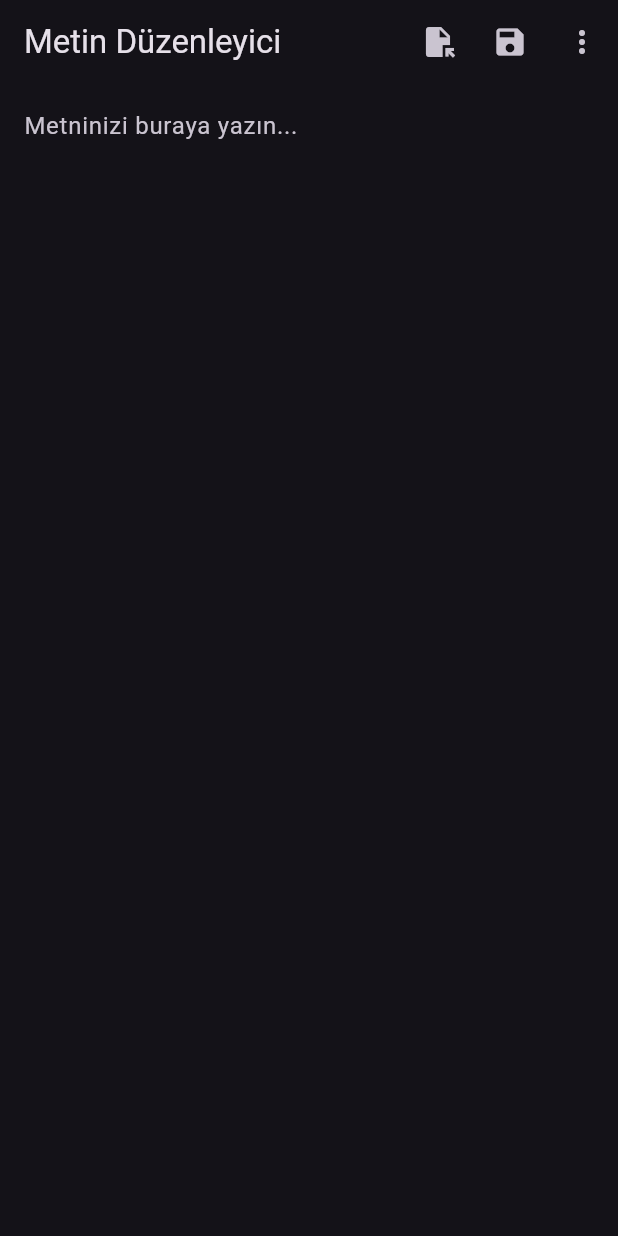
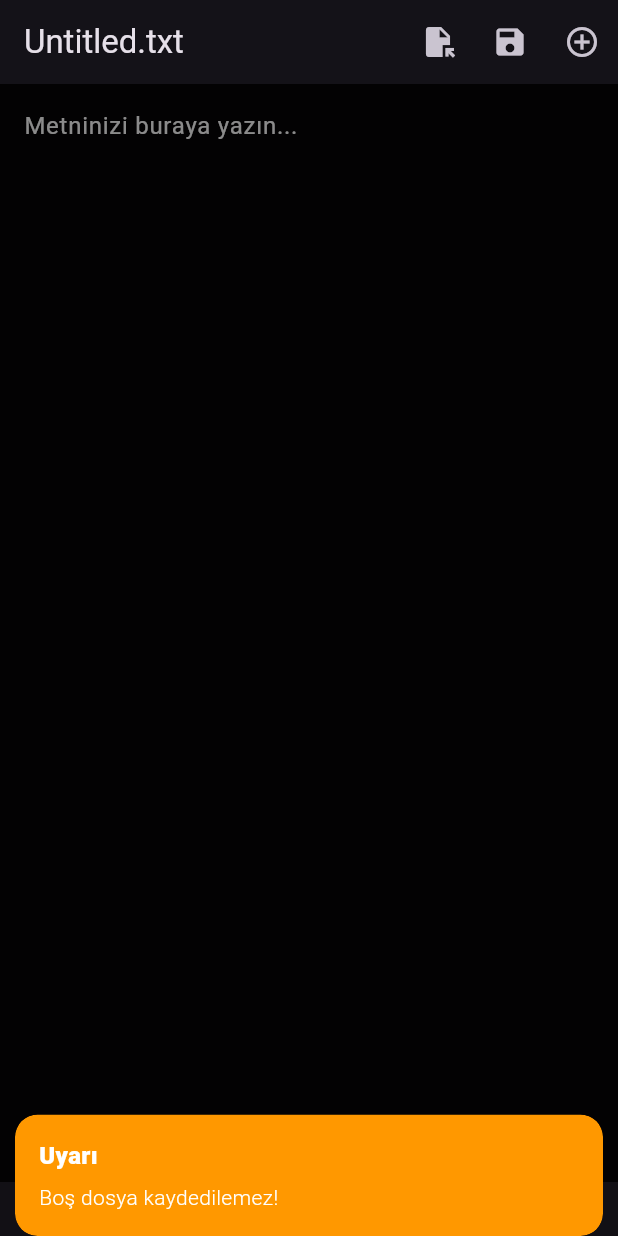
Before and after one commit to enesbaskayaa/simple_text_editor_app, a Flutter app: the screen it shows after launch, after a tap on the "save" icon, on a phone screen of 412 x 824 dp. Run offline on Flutter 3.47's test engine with Material 3 defaults, Android fonts, the phone set to English and light mode, and no system bars; our stand-ins replace file_picker, get.

Commit message:
feat: enhance text editor functionality; add change tracking, file handling improvements, and UI updates

```diff
--- a/lib/controller/controller.dart
+++ b/lib/controller/controller.dart
@@ -1,3 +1,5 @@
+import 'dart:convert';
+import 'dart:developer';
 import 'dart:io';
 
 import 'package:file_picker/file_picker.dart';
@@ -8,32 +10,29 @@ import 'package:path_provider/path_provider.dart';
 class TextEditorController extends GetxController {
   final Rx<File?> currentFile = Rx<File?>(null);
   final RxString fileContent = ''.obs;
+  final RxString savedContent = ''.obs;
+  final RxString fileName = 'Untitled.txt'.obs;
+  final RxBool hasChanges = false.obs;
   final TextEditingController textEditingController = TextEditingController();
 
   @override
   void onInit() {
     super.onInit();
-
-    /// İlk açılışta TextField içeriğini ayarla
     textEditingController.text = fileContent.value;
-
-    /// Kullanıcı değişiklik yaptıkça RxString'i güncelle
-    textEditingController.addListener(() {
-      if (fileContent.value != textEditingController.text) {
-        fileContent.value = textEditingController.text;
-      }
-    });
+    setupContentListener();
   }
 
   void updateContent(String content) {
     if (fileContent.value != content) {
       fileContent.value = content;
       if (textEditingController.text != content) {
-        textEditingController.text = content;
-        textEditingController.selection = TextSelection.fromPosition(
-          TextPosition(offset: content.length),
-        ); // 🔥 İmleci sona getir
+        textEditingController.value = TextEditingValue(
+          text: content,
+          selection: TextSelection.collapsed(offset: content.length),
+        );
       }
+      // Değişiklikleri kontrol et
+      hasChanges.value = fileContent.value != savedContent.value;
     }
   }
 
@@ -41,6 +40,29 @@ class TextEditorController extends GetxController {
   void onClose() {
     textEditingController.dispose();
     super.onClose();
+  }
+
+  void setupContentListener() {
+    textEditingController.addListener(() {
+      final currentText = textEditingController.text;
+      fileContent.value = currentText;
+      hasChanges.value = currentText != savedContent.value;
+    });
+  }
+
+  String get windowTitle {
+    return hasChanges.value ? '${fileName.value}*' : fileName.value;
+  }
+
+  Future<String> get platformSpecificDirectory async {
+    if (Platform.isAndroid) {
+      final dir = await getExternalStorageDirectory();
+      return '${dir?.path}/Documents';
+    } else if (Platform.isIOS) {
+      final dir = await getApplicationDocumentsDirectory();
+      return dir.path;
+    }
+    return (await getApplicationDocumentsDirectory()).path;
   }
 
   Future<void> openFile() async {
@@ -78,104 +100,89 @@ class TextEditorController extends GetxController {
 
   Future<void> saveFile() async {
     try {
-      File? file = currentFile.value;
-      if (file != null) {
-        debugPrint("💾 Kaydedilen dosya yolu: ${file.path}");
+      // Boş içerik kontrolü (sadece yeni dosyalar için)
+      if (currentFile.value == null && fileContent.value.isEmpty) {
+        Get.snackbar(
+          'Uyarı',
+          'Boş dosya kaydedilemez!',
+          snackPosition: SnackPosition.BOTTOM,
+          backgroundColor: Colors.orange,
+        );
+        return;
+      }
 
-        var raf = file.openSync(mode: FileMode.write);
-        raf.writeStringSync(fileContent.value);
-        raf.flushSync(); // 🔥 Disk senkronizasyonu sağlar
-        raf.closeSync();
+      if (currentFile.value == null) {
+        final bytes = utf8.encode(fileContent.value);
 
-        // Dosyanın içeriğini tekrar okuyarak güncelle
-        String savedContent = await file.readAsString();
-        updateContent(savedContent); // 🔥 İçeriği güncelle
-        debugPrint("💾 Kaydedilen içerik (Tekrar Okuma): $savedContent");
+        String? selectedPath = await FilePicker.platform.saveFile(
+          dialogTitle: 'Dosyayı Kaydet',
+          fileName: fileName.value.replaceAll('*', ''),
+          type: FileType.custom,
+          allowedExtensions: ['txt'],
+          bytes: bytes,
+        );
 
-        Get.snackbar('Başarılı', 'Dosya kaydedildi');
+        if (selectedPath != null) {
+          if (!selectedPath.endsWith('.txt')) selectedPath += '.txt';
+          final newFile = File(selectedPath);
+
+          if (Platform.isWindows || Platform.isLinux || Platform.isMacOS) {
+            await newFile.writeAsString(fileContent.value);
+          }
+
+          currentFile.value = newFile;
+          fileName.value = newFile.path.split('/').last;
+          savedContent.value = fileContent.value;
+          hasChanges.value = false;
+
+          Get.snackbar('Başarılı', 'Dosya kaydedildi: ${newFile.path}');
+        }
       } else {
-        final directory = await getApplicationDocumentsDirectory();
-        final newFile = File('${directory.path}/new_file_${DateTime.now().millisecondsSinceEpoch}.txt');
-        await newFile.writeAsString(fileContent.value);
-        currentFile.value = newFile;
-
-        // Yeni dosyanın içeriğini güncelle
-        String newContent = await newFile.readAsString();
-        updateContent(newContent); // 🔥 İçeriği güncelle
-        debugPrint("📂 Yeni dosya oluşturuldu: ${newFile.path}");
-        Get.snackbar('Başarılı', 'Yeni dosya kaydedildi');
+        await currentFile.value!.writeAsString(fileContent.value);
+        savedContent.value = fileContent.value;
+        hasChanges.value = false;
+        Get.snackbar('Başarılı', 'Değişiklikler kaydedildi');
       }
     } catch (e) {
-      debugPrint("Hata: $e");
-      Get.snackbar('Hata', 'Dosya kaydetme hatası: $e');
+      log('Dosya kaydetme hatası: $e');
+      Get.snackbar('Hata', 'Kaydetme başarısız: $e');
     }
   }
 
-  Future<void> saveToiCloud() async {
-    try {
-      final directory = await getApplicationSupportDirectory();
-      final iCloudPath = '${directory.path}/iCloud';
-
-      final iCloudDirectory = Directory(iCloudPath);
-      if (!await iCloudDirectory.exists()) {
-        await iCloudDirectory.create(recursive: true);
-      }
-
-      final fileName = currentFile.value?.path.split('/').last ?? 'new_file_${DateTime.now().millisecondsSinceEpoch}.txt';
-      final iCloudFile = File('$iCloudPath/$fileName');
-      await iCloudFile.writeAsString(fileContent.value);
-
-      Get.snackbar('Başarılı', 'Dosya iCloud\'a kaydedildi');
-    } catch (e) {
-      Get.snackbar('Hata', 'iCloud kaydetme hatası: $e');
-    }
-  }
-
-  Future<void> loadFromiCloud() async {
-    try {
-      final directory = await getApplicationSupportDirectory();
-      final iCloudPath = '${directory.path}/iCloud';
-
-      final iCloudDirectory = Directory(iCloudPath);
-      if (!await iCloudDirectory.exists()) {
-        await iCloudDirectory.create(recursive: true);
-      }
-
-      List<FileSystemEntity> files = await iCloudDirectory.list().toList();
-      List<File> txtFiles = files.whereType<File>().where((file) => file.path.endsWith('.txt')).toList();
-
-      if (txtFiles.isEmpty) {
-        Get.snackbar('Bilgi', 'iCloud dizininde txt dosyası bulunamadı');
-        return;
-      }
-
-      File? selectedFile = await Get.dialog<File?>(
+  Future<void> newFile() async {
+    if (hasChanges.value) {
+      final result = await Get.dialog(
         AlertDialog(
-          title: Text('iCloud Dosyaları'),
-          content: Column(
-            mainAxisSize: MainAxisSize.min,
-            children: txtFiles.map((file) {
-              return ListTile(
-                title: Text(file.path.split('/').last),
-                onTap: () => Get.back(result: file),
-              );
-            }).toList(),
-          ),
+          title: const Text('Kaydedilmemiş Değişiklikler'),
+          content: const Text('Kaydedilmemiş değişiklikleriniz var. Yine de devam etmek istiyor musunuz?'),
           actions: [
             TextButton(
-              onPressed: () => Get.back(),
-              child: Text('İptal'),
+              onPressed: () => Get.back(result: false),
+              child: const Text('İptal'),
+            ),
+            TextButton(
+              onPressed: () => Get.back(result: true),
+              child: const Text('Yeni Dosya'),
+            ),
+            TextButton(
+              onPressed: () {
+                Get.back();
+                saveFile();
+              },
+              child: const Text('Kaydet'),
             ),
           ],
         ),
       );
 
-      if (selectedFile != null) {
-        currentFile.value = selectedFile;
-        fileContent.value = await selectedFile.readAsString();
-      }
-    } catch (e) {
-      Get.snackbar('Hata', 'iCloud dosyaları alınamadı: $e');
+      if (result != true) return;
     }
+
+    currentFile.value = null;
+    fileName.value = 'Untitled.txt';
+    savedContent.value = '';
+    fileContent.value = '';
+    textEditingController.clear();
+    hasChanges.value = false;
   }
 }
--- a/lib/views/text_editor_screen.dart
+++ b/lib/views/text_editor_screen.dart
@@ -11,40 +11,67 @@ class TextEditorScreen extends StatelessWidget {
   Widget build(BuildContext context) {
     return Scaffold(
       appBar: AppBar(
-        title: const Text('Metin Düzenleyici'),
+        title: Obx(() => Text(_controller.windowTitle)),
         actions: [
           IconButton(
             icon: const Icon(Icons.file_open),
             onPressed: () => _controller.openFile(),
+            tooltip: 'Dosya Aç',
           ),
           IconButton(
             icon: const Icon(Icons.save),
             onPressed: () => _controller.saveFile(),
+            tooltip: 'Kaydet',
           ),
-          PopupMenuButton(
-            itemBuilder: (context) => [
-              PopupMenuItem(
-                child: const Text('iCloud\'a Kaydet'),
-                onTap: () => _controller.saveToiCloud(),
-              ),
-              PopupMenuItem(
-                child: const Text('iCloud\'dan Aç'),
-                onTap: () => _controller.loadFromiCloud(),
+          IconButton(
+            icon: const Icon(Icons.add_circle_outline),
+            onPressed: () => _controller.newFile(),
+            tooltip: 'Yeni Dosya',
           ),
         ],
       ),
-        ],
-      ),
-      body: TextField(
-        controller: _controller.textEditingController, // Doğrudan kullan
+      body: Column(
+        children: [
+          Expanded(
+            child: Container(
+              color: Colors.black87,
+              child: TextField(
+                controller: _controller.textEditingController,
                 maxLines: null,
                 expands: true,
+                style: const TextStyle(
+                  color: Colors.white,
+                  fontSize: 16,
+                ),
                 textAlignVertical: TextAlignVertical.top,
                 decoration: const InputDecoration(
                   hintText: 'Metninizi buraya yazın...',
+                  hintStyle: TextStyle(color: Colors.white54),
                   border: InputBorder.none,
                   contentPadding: EdgeInsets.all(16),
                 ),
+                cursorColor: Colors.white,
+              ),
+            ),
+          ),
+          Container(
+            color: Colors.black12,
+            padding: const EdgeInsets.symmetric(horizontal: 16, vertical: 8),
+            child: Row(
+              mainAxisAlignment: MainAxisAlignment.end,
+              children: [
+                Obx(
+                  () => Text(
+                    'Karakter: ${_controller.fileContent.value.length}',
+                    style: const TextStyle(
+                      color: Colors.white,
+                    ),
+                  ),
+                ),
+              ],
+            ),
+          ),
+        ],
       ),
     );
   }
```
Lines whose indentation alone changed are shown as unchanged.
